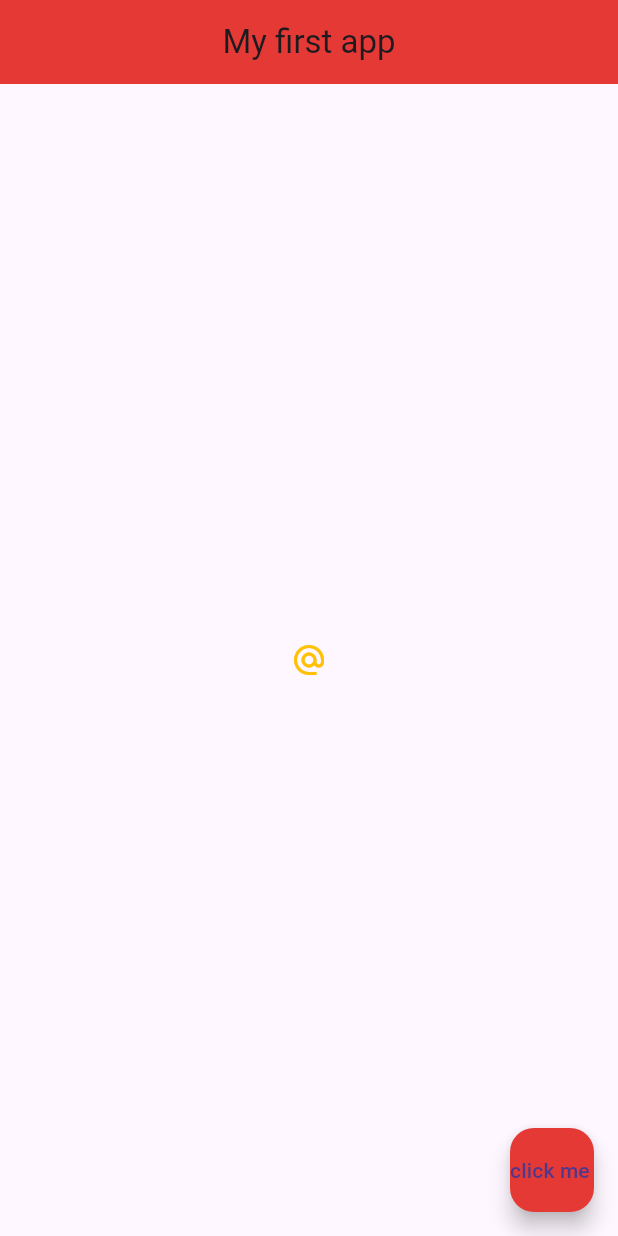
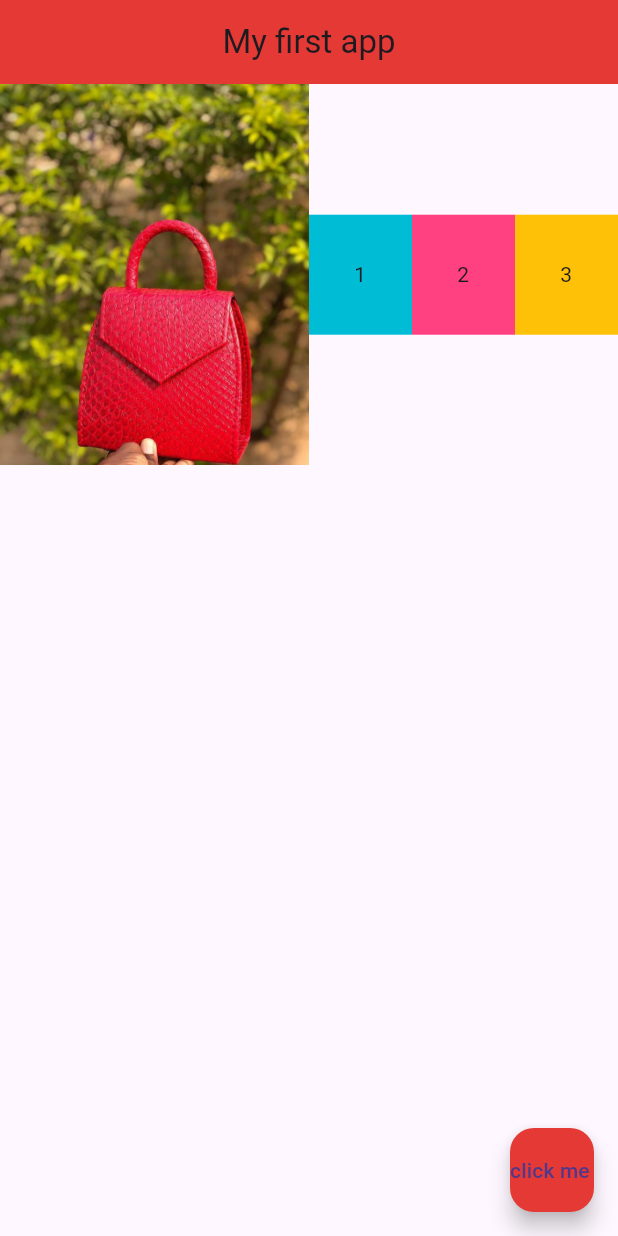
Before and after one commit to Douglasemmanuel/Learn-Flutter, a Flutter app: the screen it shows after launch, on a phone screen of 412 x 824 dp. Run offline on Flutter 3.47's test engine with Material 3 defaults, Android fonts, the phone set to English and light mode, and no system bars.

Commit message:
learned about expanded widgets

```diff
--- a/lib/main.dart
+++ b/lib/main.dart
@@ -18,55 +18,148 @@ class Home extends StatelessWidget {
           centerTitle: true,
           backgroundColor:Colors.red[600] ,
         ),
-        body:Center(
-          child: IconButton(
-            onPressed: (){
-              print('Floating Action Button Pressed!');
-            },
-             icon: Icon(Icons.alternate_email),
-             color: Colors.amber,
+        body:Row(
+          children: <Widget>[
+            Expanded(
+              child:Image.asset('assets/redbag1.png'),
+              flex:3,
+              ),
+            Expanded(
+              flex: 1,
+              child: Container(
+                padding: EdgeInsets.all(30.0),
+                color: Colors.cyan,
+                child: Text('1'),
+              ),
+            ),
+            Expanded(
+              flex: 1,
+              child: Container(
+                padding: EdgeInsets.all(30.0),
+                color: Colors.pinkAccent,
+                child: Text('2'),
+              ),
+            ),
+            Expanded(
+              flex: 1,
+              child: Container(
+                padding: EdgeInsets.all(30.0),
+                color: Colors.amber,
+                child: Text('3'),
+              ),
+            ),
+          ],
+        ),
+        // body: Column(
+        //   mainAxisAlignment: MainAxisAlignment.end,
+        //   crossAxisAlignment: CrossAxisAlignment.end,
+        //   children: <Widget>[
+        //     Row(
+        //       children:<Widget>[
+        //         Text('Hello'),
+        //         Text('World'),
+        //       ],
+        //     ),
+        //     Container(
+        //       padding: EdgeInsets.all(40.0),
+        //       color: Colors.pink,
+        //       child: Padding(
+        //         padding: const EdgeInsets.all(8.0),
+        //         child: Text('Hello World2'),
+        //       ),
+        //     ),
+        //      Container(
+        //       padding: EdgeInsets.all(30.0),
+        //       color: Colors.cyan,
+        //       child: Text('Hello World'),
+        //     ),
+        //      Container(
+        //       padding: EdgeInsets.all(60.0),
+        //       color: Colors.red,
+        //       child: Text('Hello World3'),
+        //     ),
+        //   ],
+        // ),
+        // body: Row(
+        //   mainAxisAlignment: MainAxisAlignment.spaceEvenly,
+        //   crossAxisAlignment: CrossAxisAlignment.start,
+        //   children: <Widget>[
+        //     Text('hello world'),
+        //     ElevatedButton(
+        //       onPressed: (){},
+        //       // color:Colors.amber,
 
-            ),
-          // child :ElevatedButton(
-          //   onPressed:(){},
+        //       child:Text('Click Me'),
+        //     ),
+        //     Container(
+        //       color: Colors.cyan,
+        //       padding: EdgeInsets.all(30.0),
+        //       child: Text('Inside container'),
+        //     )
+        //   ],
+        // ),
+        // body:Padding(
+        //   padding: EdgeInsets.all(90.0),
+        //   child:Text('Hello'),
+        //   ),
+        // body: Container(
+        //   padding:EdgeInsets.fromLTRB(10.0, 20.0, 30.0, 40.0),
+        //   margin: EdgeInsets.all(30.0),
 
-          //   label:Text(
-          //     'Mail Me'
-          //   ),
-          //   color: Colors.amber,
-          //   icons:Icon(
-          //     Icons.airport_shuttle,
-          //   ),
+        //   color: Colors.grey[400],
+        //   child:Text('Hello'),
+        //   // padding: EdgeInsets.all(20.0),
+        //   // padding: EdgeInsets.symmetric(horizontal: 30.0 , vertical: 10.0),
+        // ),
+        // body:Center(
+        //   child: IconButton(
+        //     onPressed: (){
+        //       print('Floating Action Button Pressed!');
+        //     },
+        //      icon: Icon(Icons.alternate_email),
+        //      color: Colors.amber,
 
-          // ),
-          // child: FloatingActionButton(
-          //   onPressed:(){
-          //     print('Floating Action Button Pressed!');
-          //   },
-          //   child:Text('Click me Awesome'),
-          //   // color:Colors.lightBlue,
-          // ),
-          // child:Icon(
-          //   Icons.airport_shuttle,
-          //   color: Colors.lightBlue,
-          //   size: 50.0,
-          // ),
-          // child:  Text(
-          //   'Hello Douglas',
-          //   style: TextStyle(
-          //     fontSize:20.0,
-          //     fontWeight: FontWeight.bold,
-          //     letterSpacing: 2.0,
-          //     color: Colors.grey[600],
-          //     fontFamily: 'IndieFlower',
-          //   ),
-          // ),
-          // child:Image.asset('assets/redbag1.png')  //shortcut for add images
-          // child:Image(
-          // // image: NetworkImage('https://images.unsplash.com/photo-1729218621503-b4a57a7ab7a2?q=80&w=1374&auto=format&fit=crop&ixlib=rb-4.0.3&ixid=M3wxMjA3fDB8MHxwaG90by1wYWdlfHx8fGVufDB8fHx8fA%3D%3D'),
-          // // image:AssetImage('assets/redbag1.png'),
-          // ),
-        ),
+        //     ),
+        //   // child :ElevatedButton(
+        //   //   onPressed:(){},
+
+        //   //   label:Text(
+        //   //     'Mail Me'
+        //   //   ),
+        //   //   color: Colors.amber,
+        //   //   icons:Icon(
+        //   //     Icons.airport_shuttle,
+        //   //   ),
+
+        //   // ),
+        //   // child: FloatingActionButton(
+        //   //   onPressed:(){
+        //   //     print('Floating Action Button Pressed!');
+        //   //   },
+        //   //   child:Text('Click me Awesome'),
+        //   //   // color:Colors.lightBlue,
+        //   // ),
+        //   // child:Icon(
+        //   //   Icons.airport_shuttle,
+        //   //   color: Colors.lightBlue,
+        //   //   size: 50.0,
+        //   // ),
+        //   // child:  Text(
+        //   //   'Hello Douglas',
+        //   //   style: TextStyle(
+        //   //     fontSize:20.0,
+        //   //     fontWeight: FontWeight.bold,
+        //   //     letterSpacing: 2.0,
+        //   //     color: Colors.grey[600],
+        //   //     fontFamily: 'IndieFlower',
+        //   //   ),
+        //   // ),
+        //   // child:Image.asset('assets/redbag1.png')  //shortcut for add images
+        //   // child:Image(
+        //   // // image: NetworkImage('https://images.unsplash.com/photo-1729218621503-b4a57a7ab7a2?q=80&w=1374&auto=format&fit=crop&ixlib=rb-4.0.3&ixid=M3wxMjA3fDB8MHxwaG90by1wYWdlfHx8fGVufDB8fHx8fA%3D%3D'),
+        //   // // image:AssetImage('assets/redbag1.png'),
+        //   // ),
+        // ),
         floatingActionButton: FloatingActionButton(
           onPressed: () {
             // Add your onPressed code here!
```
